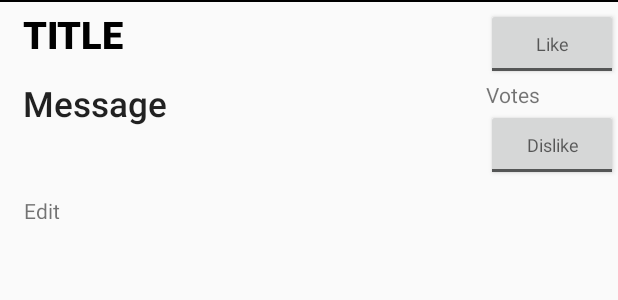
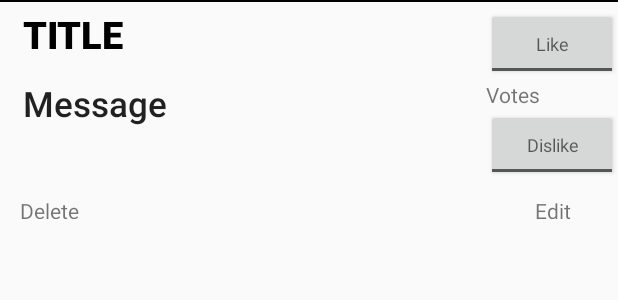
Before and after one commit to ebw219/stats216, an Android app: the layout list_item.xml on its own in the app's theme, with its tools: preview values and no code run, on a phone screen of 412 x 824 dp. Shown: the top 300 px of the screen. Run offline under Robolectric (Android 15) with nearby library versions, the phone set to English and light mode, and no system bars; network calls fail.

Commit message:
messages appear

```diff
--- a/android/Tutorialforlyle/app/src/main/java/lyle/cse216/lehigh/edu/tutorialforlyle/mySingleton.java
+++ b/android/Tutorialforlyle/app/src/main/java/lyle/cse216/lehigh/edu/tutorialforlyle/mySingleton.java
@@ -70,7 +70,7 @@ public class mySingleton {
             for (int i = 0; i < json.length(); ++i) {
                 int id = json.getJSONObject(i).getInt("mId");
                 String title = json.getJSONObject(i).getString("mTitle");
-                String message = "test";//json.getJSONObject(i).getString("mMessage");
+                String message = json.getJSONObject(i).getString("mMessage");
                 int votes = json.getJSONObject(i).getInt("mVote");
                 mData.add(new Datum(id, title, message, votes));
             }
--- a/android/Tutorialforlyle/app/src/main/res/layout/list_item.xml
+++ b/android/Tutorialforlyle/app/src/main/res/layout/list_item.xml
@@ -82,12 +82,13 @@
         style="@style/Widget.AppCompat.Button.Borderless"
         android:layout_width="55dp"
         android:layout_height="35dp"
-        android:layout_alignParentLeft="true"
-        android:layout_alignParentStart="true"
-        android:layout_below="@+id/listItemText"
         android:elevation="0dp"
         android:text="Edit"
-        android:textAppearance="@style/TextAppearance.AppCompat.Small" />
+        android:textAppearance="@style/TextAppearance.AppCompat.Small"
+        android:layout_below="@+id/listItemText"
+        android:layout_toRightOf="@+id/listItemText"
+        android:layout_alignParentRight="true"
+        android:layout_alignParentEnd="true" />
 
     <Space
         android:layout_width="wrap_content"
@@ -106,4 +107,15 @@
         android:background="@android:color/background_dark"
         android:id="@+id/view" />
 
+    <Button
+        android:id="@+id/bDelete"
+        style="@style/Widget.AppCompat.Button.Borderless"
+        android:layout_width="65dp"
+        android:layout_height="35dp"
+        android:layout_alignParentLeft="true"
+        android:layout_alignParentStart="true"
+        android:layout_below="@+id/listItemText"
+        android:text="Delete"
+        android:textAppearance="@style/TextAppearance.AppCompat.Small" />
+
 </RelativeLayout>
```
Also changed, not shown: android/Tutorialforlyle/app/src/main/java/lyle/cse216/lehigh/edu/tutorialforlyle/MainActivity.java (+0 -16 lines), 23 other files.
